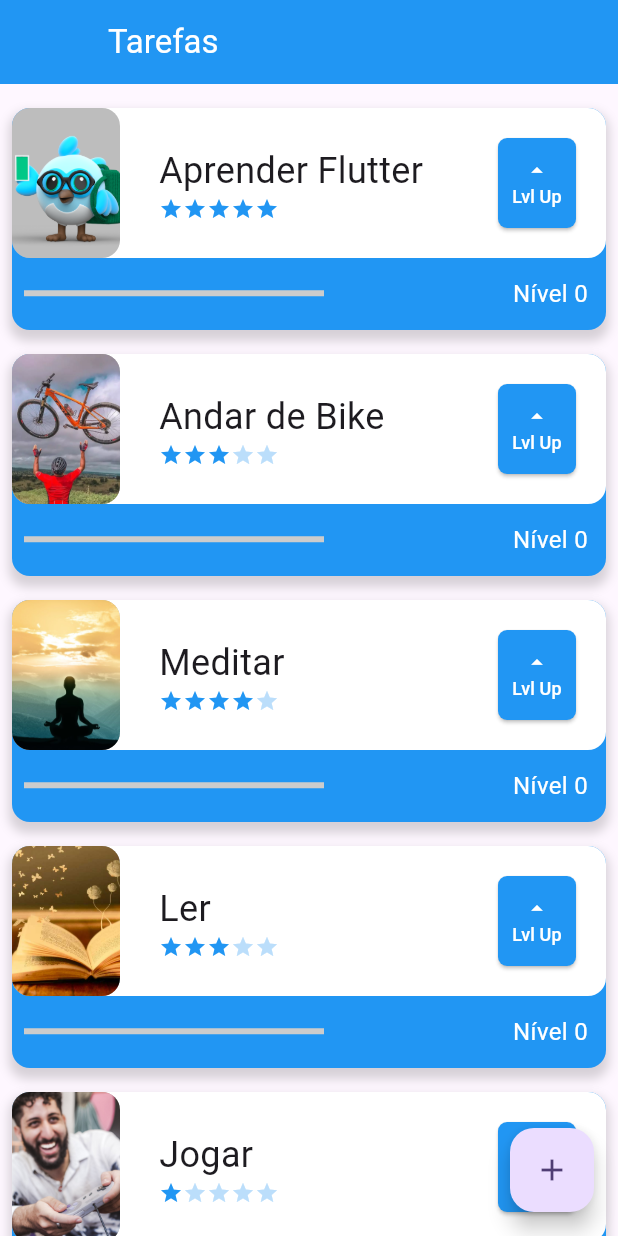
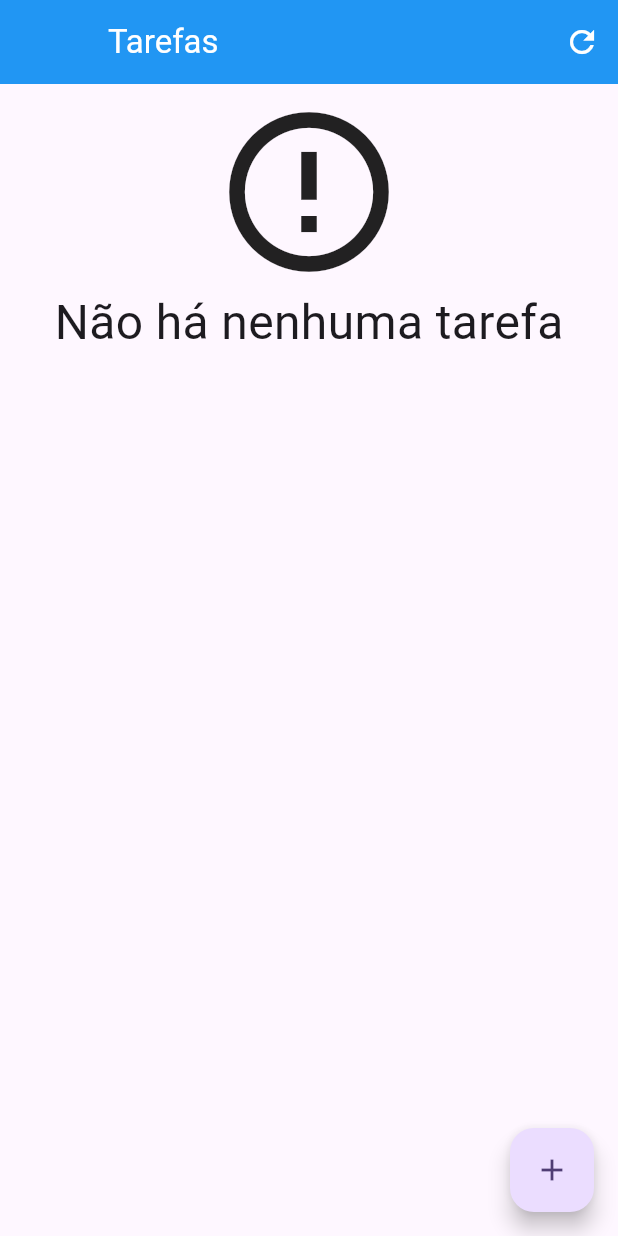
Before and after one commit to Dithan/organizador-tarefas, a Flutter app: the screen it shows after launch, on a phone screen of 412 x 824 dp. Run offline on Flutter 3.47's test engine with Material 3 defaults, Android fonts, the phone set to English and light mode, and no system bars; our stand-ins replace sqflite; accounts and stored records are empty.

```diff
--- a/lib/components/task.dart
+++ b/lib/components/task.dart
@@ -1,5 +1,6 @@
 import 'package:flutter/material.dart';
 import 'package:primeiro_projeto/components/difficulty.dart';
+import 'package:primeiro_projeto/data/task_dao.dart';
 
 // ignore: must_be_immutable
 class Task extends StatefulWidget {
@@ -111,6 +112,9 @@ class _TaskState extends State<Task> {
                               padding: EdgeInsets.symmetric(
                                   horizontal: 5, vertical: 5),
                             ),
+                            onLongPress: () {
+                              TaskDao().delete(widget.nome);
+                            },
                             onPressed: () {
                               setState(() {
                                 widget.nivel++;
--- /dev/null
+++ b/lib/data/task_dao.dart
@@ -0,0 +1,98 @@
+// ignore_for_file: avoid_print
+
+import 'package:primeiro_projeto/components/task.dart';
+import 'package:primeiro_projeto/data/database.dart';
+import 'package:sqflite/sqflite.dart';
+
+class TaskDao {
+  static const String tableSql = 'CREATE TABLE $_tablename('
+      '$_name TEXT, '
+      '$_difficulty INTEGER, '
+      '$_image TEXT'
+      ')';
+
+  static const String _tablename = 'taskTable';
+  static const String _name = 'name';
+  static const String _difficulty = 'difficulty';
+  static const String _image = 'image';
+
+  // CRUD
+
+  // Salva nova tarefa
+  save(Task tarefa) async {
+    print("Iniciando o save: ");
+    // Abre o banco de dados
+    final Database bancoDeDados = await getDatabase();
+    // Verifica se a tabela existe
+    var itemExists = await find(tarefa.nome);
+    Map<String, dynamic> taskMap = toMap(tarefa);
+    if (itemExists.isEmpty) {
+      print("A tarefa não existia");
+      return await bancoDeDados.insert(
+        _tablename,
+        taskMap,
+      );
+    } else {
+      // Se a tarefa for duplicada, aplica-se o update
+      print("A tarefa já existia");
+      return await bancoDeDados.update(
+        _tablename,
+        taskMap,
+        where: '$_name = ?',
+        whereArgs: [tarefa.nome],
+      );
+    }
+  }
+
+  Map<String, dynamic> toMap(Task tarefa) {
+    print("Convertendo tarefa em Map: ");
+    final Map<String, dynamic> mapaDeTarefas = {};
+    mapaDeTarefas[_name] = tarefa.nome;
+    mapaDeTarefas[_difficulty] = tarefa.dificuldade;
+    mapaDeTarefas[_image] = tarefa.image;
+    print("Mapa de Tarefas: $mapaDeTarefas");
+    return mapaDeTarefas;
+  }
+
+  // Consulta tarefas
+  Future<List<Task>> findAll() async {
+    print("Acessando o findAll: ");
+    final Database bancoDeDados = await getDatabase();
+    final List<Map<String, dynamic>> result =
+        await bancoDeDados.query(_tablename);
+    print("Procurando dados no banco... encontrado: $result");
+    return toList(result);
+  }
+
+  // Converte Map para List
+  List<Task> toList(List<Map<String, dynamic>> listaDeTarefas) {
+    print("Convertendo to list");
+    final List<Task> tarefas = [];
+    for (Map<String, dynamic> linha in listaDeTarefas) {
+      final Task tarefa = Task(
+          nome: linha[_name],
+          image: linha[_image],
+          dificuldade: linha[_difficulty]);
+      tarefas.add(tarefa);
+    }
+    print("Lista de tarefas: $tarefas");
+    return tarefas;
+  }
+
+  // Consulta apenas uma linha da tabela
+  Future<List<Task>> find(String nomedaTarefa) async {
+    print("Acessando find: ");
+    final Database bancoDeDados = await getDatabase();
+    final List<Map<String, dynamic>> result = await bancoDeDados
+        .query(_tablename, where: '$_name = ?', whereArgs: [nomedaTarefa]);
+    print("Tarefa encontrada: ${toList(result)}");
+    return toList(result);
+  }
+
+  delete(String nomeDaTarefa) async {
+    print("Deletando tarefa: $nomeDaTarefa");
+    final Database bancoDeDados = await getDatabase();
+    return bancoDeDados
+        .delete(_tablename, where: '$_name = ?', whereArgs: [nomeDaTarefa]);
+  }
+}
--- a/lib/screens/initial_screen.dart
+++ b/lib/screens/initial_screen.dart
@@ -1,5 +1,6 @@
 import 'package:flutter/material.dart';
-import 'package:primeiro_projeto/data/task_inherited.dart';
+import 'package:primeiro_projeto/components/task.dart';
+import 'package:primeiro_projeto/data/task_dao.dart';
 import 'package:primeiro_projeto/screens/form_screen.dart';
 
 class InitialScreen extends StatefulWidget {
@@ -15,6 +16,15 @@ class _InitialScreenState extends State<InitialScreen> {
     return Scaffold(
       appBar: AppBar(
         leading: Container(),
+        actions: [
+          IconButton(
+            onPressed: () {
+              setState(() {});
+            },
+            icon: Icon(Icons.refresh),
+            color: Colors.white,
+          )
+        ],
         backgroundColor: Colors.blue,
         title: Align(
           alignment: Alignment.topLeft,
@@ -24,17 +34,87 @@ class _InitialScreenState extends State<InitialScreen> {
           ),
         ),
       ),
-      body: ListView(
+      body: Padding(
         padding: EdgeInsets.only(top: 8, bottom: 120),
-        children: TaskInherited.of(context)!.taskList,
+        child: FutureBuilder<List<Task>>(
+          future: TaskDao().findAll(),
+          builder: (context, snapshot) {
+            List<Task>? items = snapshot.data;
+            switch (snapshot.connectionState) {
+              case ConnectionState.none:
+                return Center(
+                  child: Column(
+                    children: [
+                      CircularProgressIndicator(),
+                      Text("Carregando"),
+                    ],
+                  ),
+                );
+              case ConnectionState.waiting:
+                return Center(
+                  child: Column(
+                    children: [
+                      CircularProgressIndicator(),
+                      Text("Carregando"),
+                    ],
+                  ),
+                );
+              case ConnectionState.active:
+                return Center(
+                  child: Column(
+                    children: [
+                      CircularProgressIndicator(),
+                      Text("Carregando"),
+                    ],
+                  ),
+                );
+              case ConnectionState.done:
+                if (snapshot.hasData && items != null) {
+                  if (items.isNotEmpty) {
+                    return ListView.builder(
+                      itemCount: items.length,
+                      itemBuilder: (BuildContext context, int index) {
+                        final Task tarefa = items[index];
+                        return tarefa;
+                      },
+                    );
+                  }
+                  return Center(
+                    child: Column(
+                      children: [
+                        Icon(
+                          Icons.error_outline,
+                          size: 128,
+                        ),
+                        Text(
+                          "Não há nenhuma tarefa",
+                          style: TextStyle(fontSize: 32),
+                        )
+                      ],
+                    ),
+                  );
+                }
+                return Text("Erro ao carregar Tarefas");
+            }
+          },
+        ),
       ),
       floatingActionButton: FloatingActionButton(
         onPressed: () {
-          Navigator.push(context, MaterialPageRoute(builder: (contextNew) {
-            return FormScreen(
-              taskContext: context,
-            );
-          }));
+          Navigator.push(
+            context,
+            MaterialPageRoute(
+              builder: (contextNew) {
+                return FormScreen(
+                  taskContext: context,
+                );
+              },
+            ),
+          ).then(
+            (value) => setState(() {
+              print("Recarregando a Tela Inicial");
+            }),
+          );
         },
         child: Icon(Icons.add),
       ),
```
Also changed, not shown: lib/data/database.dart (added, +14 -0 lines), lib/screens/form_screen.dart (+9 -4 lines), 3 other files.
